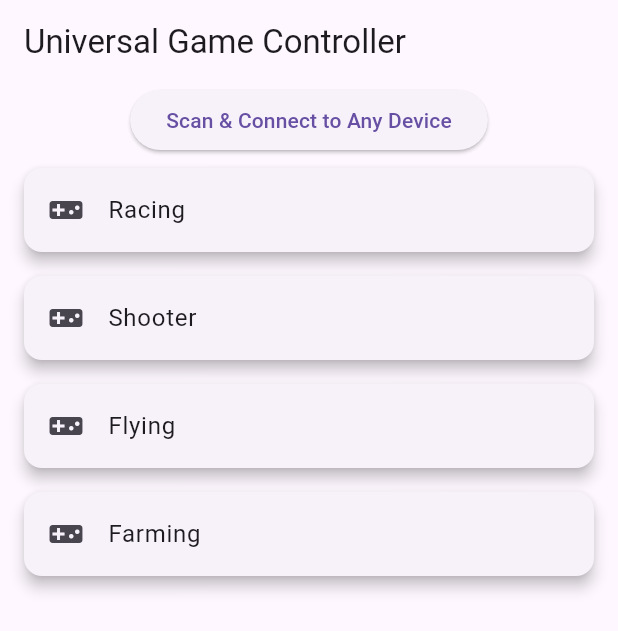
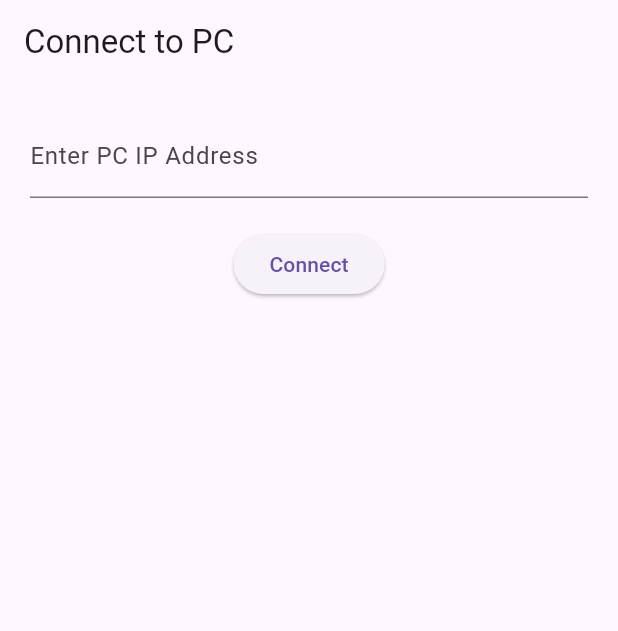
Before and after one commit to mandelashaban593/codechathome, a Flutter app: the screen it shows after launch, on a phone screen of 412 x 824 dp. Shown: the top 631 px of the screen. Run offline on Flutter 3.47's test engine with Material 3 defaults, Android fonts, the phone set to English and light mode, and no system bars; missing offline and left inert: dart:html.

Commit message:
remote control of games on other devices using keyboards buttons from the app

```diff
--- a/lib/main.dart
+++ b/lib/main.dart
@@ -1,28 +1,18 @@
 import 'package:flutter/material.dart';
-import 'package:provider/provider.dart';
-import 'screens/home_screen.dart';
-import 'services/bluetooth_controller.dart';
+import 'screens/connect_screen.dart';
 
 void main() {
-  runApp(
-    MultiProvider(
-      providers: [
-        ChangeNotifierProvider(create: (_) => BluetoothController()),
-      ],
-      child: const GameApp(),
-    ),
-  );
+  runApp(GALRemoteApp());
 }
 
-class GameApp extends StatelessWidget {
-  const GameApp({super.key});
-
+class GALRemoteApp extends StatelessWidget {
   @override
   Widget build(BuildContext context) {
     return MaterialApp(
-      title: 'Universal Game Controller',
+      title: "GAL Remote",
+      debugShowCheckedModeBanner: false,
       theme: ThemeData(primarySwatch: Colors.blue),
-      home: const HomeScreen(),
+      home: ConnectScreen(),
     );
   }
 }
--- /dev/null
+++ b/lib/models/device_info.dart
@@ -0,0 +1,6 @@
+class DeviceInfo {
+  final String name;
+  final String id;
+
+  DeviceInfo({required this.name, required this.id});
+}
--- a/lib/models/game_type.dart
+++ /dev/null
@@ -1,17 +0,0 @@
-enum GameType {
-  Racing,
-  Shooter,
-  Flying,
-  Farming,
-}
-
-extension GameTypeExtension on GameType {
-  String get name {
-    switch (this) {
-      case GameType.Racing: return "Racing";
-      case GameType.Shooter: return "Shooter";
-      case GameType.Flying: return "Flying";
-      case GameType.Farming: return "Farming";
-    }
-  }
-}
--- a/lib/screens/bluetooth_scan_screen.dart
+++ /dev/null
@@ -1,43 +0,0 @@
-import 'package:flutter/material.dart';
-import 'package:provider/provider.dart';
-import '../services/bluetooth_controller.dart';
-
-class BluetoothScanScreen extends StatelessWidget {
-  const BluetoothScanScreen({super.key});
-
-  @override
-  Widget build(BuildContext context) {
-    final btController = Provider.of<BluetoothController>(context);
-
-    return Scaffold(
-      appBar: AppBar(title: const Text("Scan Bluetooth Devices")),
-      body: Column(
-        children: [
-          ElevatedButton(
-            onPressed: () async => await btController.scanDevices(),
-            child: const Text("Scan Nearby Devices"),
-          ),
-          Expanded(
-            child: ListView.builder(
-              itemCount: btController.nearbyDevices.length,
-              itemBuilder: (context, index) {
-                final device = btController.nearbyDevices[index];
-                return ListTile(
-                  title: Text(device.name ?? "Unknown Device"),
-                  subtitle: Text(device.address),
-                  trailing: ElevatedButton(
-                    child: const Text("Connect"),
-                    onPressed: () async {
-                      await btController.connectToDevice(device);
-                      if (btController.isConnected) Navigator.pop(context);
-                    },
-                  ),
-                );
-              },
-            ),
-          ),
-        ],
-      ),
-    );
-  }
-}
--- /dev/null
+++ b/lib/screens/connect_screen.dart
@@ -0,0 +1,66 @@
+import 'package:flutter/material.dart';
+import '../services/controller_service.dart';
+import 'remote_screen.dart';
+
+class ConnectScreen extends StatefulWidget {
+  @override
+  _ConnectScreenState createState()=>_ConnectScreenState();
+}
+
+class _ConnectScreenState extends State<ConnectScreen>{
+
+  TextEditingController ipController = TextEditingController();
+  ControllerService service = ControllerService();
+
+  connect() async{
+
+    await service.connect(ipController.text);
+
+    Navigator.push(
+      context,
+      MaterialPageRoute(
+        builder: (_) => RemoteScreen(service)
+      )
+    );
+
+  }
+
+  @override
+  Widget build(BuildContext context){
+
+    return Scaffold(
+
+      appBar: AppBar(title: Text("Connect to PC")),
+
+      body: Padding(
+
+        padding: EdgeInsets.all(20),
+
+        child: Column(
+
+          children: [
+
+            TextField(
+              controller: ipController,
+              decoration: InputDecoration(
+                labelText: "Enter PC IP Address"
+              ),
+            ),
+
+            SizedBox(height:20),
+
+            ElevatedButton(
+              onPressed: connect,
+              child: Text("Connect")
+            )
+
+          ],
+
+        ),
+
+      ),
+
+    );
+
+  }
+}
--- a/lib/screens/home_screen.dart
+++ /dev/null
@@ -1,49 +0,0 @@
-import 'package:flutter/material.dart';
-import 'package:provider/provider.dart';
-import '../models/game_type.dart';
-import '../widgets/game_tile.dart';
-import '../services/bluetooth_controller.dart';
-import 'game_screen.dart';
-import 'bluetooth_scan_screen.dart';
-
-class HomeScreen extends StatelessWidget {
-  const HomeScreen({super.key});
-
-  @override
-  Widget build(BuildContext context) {
-    final btController = Provider.of<BluetoothController>(context, listen: false);
-
-    return Scaffold(
-      appBar: AppBar(title: const Text("Universal Game Controller")),
-      body: Column(
-        children: [
-          ElevatedButton(
-            onPressed: () {
-              Navigator.push(
-                context,
-                MaterialPageRoute(builder: (_) => const BluetoothScanScreen()),
-              );
-            },
-            child: const Text("Scan & Connect to Any Device"),
-          ),
-          Expanded(
-            child: ListView(
-              children: GameType.values.map((game) {
-                return GameTile(
-                  gameType: game,
-                  onTap: () {
-                    btController.selectGame(game);
-                    Navigator.push(
-                      context,
-                      MaterialPageRoute(builder: (_) => const GameScreen()),
-                    );
-                  },
-                );
-              }).toList(),
-            ),
-          ),
-        ],
-      ),
-    );
-  }
-}
--- a/lib/services/bluetooth_controller.dart
+++ /dev/null
@@ -1,90 +0,0 @@
-import 'dart:convert';
-import 'package:flutter/material.dart';
-import 'package:flutter_bluetooth_serial/flutter_bluetooth_serial.dart';
-import '../models/game_type.dart'; // your enum
-
-class BluetoothController with ChangeNotifier {
-  FlutterBluetoothSerial bluetooth = FlutterBluetoothSerial.instance;
-
-  // Bluetooth state
-  bool isBluetoothEnabled = false;
-  bool get isConnected => connection?.isConnected ?? false;
-
-  // Discovered devices
-  List<BluetoothDevice> nearbyDevices = [];
-
-  // Connected device
-  BluetoothConnection? connection;
-
-  // Selected game
-  GameType? currentGame;
-
-  BluetoothController() {
-    initBluetooth();
-  }
-
-  // Initialize Bluetooth
-  Future<void> initBluetooth() async {
-    isBluetoothEnabled = await bluetooth.isEnabled ?? false;
-    notifyListeners();
-
-    bluetooth.onStateChanged().listen((state) {
-      isBluetoothEnabled = state == BluetoothState.STATE_ON;
-      notifyListeners();
-    });
-  }
-
-  // ================== Game Control Methods ==================
-
-  void selectGame(GameType game) {
-    currentGame = game;
-    notifyListeners();
-  }
-
-  void moveUp() => sendData("MOVE_UP");
-  void moveDown() => sendData("MOVE_DOWN");
-  void moveLeft() => sendData("MOVE_LEFT");
-  void moveRight() => sendData("MOVE_RIGHT");
-  void performAction() => sendData("ACTION");
-
-  // ================== Bluetooth Methods ==================
-
-  Future<void> scanDevices() async {
-    nearbyDevices.clear();
-
-    bluetooth.startDiscovery().listen((result) {
-      final device = result.device;
-      if (!nearbyDevices.any((d) => d.address == device.address)) {
-        nearbyDevices.add(device);
-        notifyListeners();
-      }
-    }).onDone(() {
-      debugPrint("Discovery done: found ${nearbyDevices.length} devices");
-    });
-  }
-
-  Future<void> connectToDevice(BluetoothDevice device) async {
-    try {
-      connection = await BluetoothConnection.toAddress(device.address);
-      debugPrint('Connected to ${device.name}');
-      notifyListeners();
-    } catch (e) {
-      debugPrint('Connection failed: $e');
-    }
-  }
-
-  Future<void> disconnect() async {
-    await connection?.close();
-    connection = null;
-    notifyListeners();
-  }
-
-  void sendData(String data) {
-    if (connection != null && connection!.isConnected) {
-      connection!.output.add(utf8.encode(data + "\n")); // fixed Utf8Encoder
-      debugPrint("Sent: $data");
-    } else {
-      debugPrint("No device connected.");
-    }
-  }
-}
--- /dev/null
+++ b/lib/services/controller_service.dart
@@ -0,0 +1,2 @@
+export 'controller_service_mobile.dart'
+if (dart.library.html) 'controller_service_web.dart';
--- /dev/null
+++ b/lib/services/controller_service_mobile.dart
@@ -0,0 +1,29 @@
+import 'dart:io';
+
+class ControllerService {
+
+  WebSocket? socket;
+
+  Future connect(String ip) async {
+
+    socket = await WebSocket.connect("ws://$ip:5000");
+
+    print("Connected to PC");
+
+  }
+
+  void send(String command){
+
+    if(socket != null){
+      socket!.add(command);
+    }
+
+  }
+
+  void disconnect(){
+
+    socket?.close();
+
+  }
+
+}
--- /dev/null
+++ b/lib/services/controller_service_web.dart
@@ -0,0 +1,31 @@
+import 'dart:html' as html;
+
+class ControllerService {
+
+  html.WebSocket? socket;
+
+  Future connect(String ip) async {
+
+    socket = html.WebSocket("ws://$ip:5000");
+
+    socket!.onOpen.listen((event) {
+      print("Connected to PC");
+    });
+
+  }
+
+  void send(String command){
+
+    if(socket != null){
+      socket!.send(command);
+    }
+
+  }
+
+  void disconnect(){
+
+    socket?.close();
+
+  }
+
+}
--- a/lib/widgets/game_tile.dart
+++ /dev/null
@@ -1,24 +0,0 @@
-import 'package:flutter/material.dart';
-import '../models/game_type.dart';
-
-class GameTile extends StatelessWidget {
-  final GameType gameType;
-  final VoidCallback onTap;
-
-  const GameTile({super.key, required this.gameType, required this.onTap});
-
-  @override
-  Widget build(BuildContext context) {
-    return GestureDetector(
-      onTap: onTap,
-      child: Card(
-        elevation: 4,
-        margin: const EdgeInsets.symmetric(vertical: 8, horizontal: 16),
-        child: ListTile(
-          leading: const Icon(Icons.videogame_asset),
-          title: Text(gameType.name),
-        ),
-      ),
-    );
-  }
-}
```
Also changed, not shown: lib/screens/game_screen.dart (deleted, +0 -32 lines), lib/screens/games_screen.dart (added, +69 -0 lines), lib/screens/receiver_screen.dart (deleted, +0 -41 lines), lib/screens/remote_screen.dart (added, +115 -0 lines), lib/widgets/remote_button.dart (added, +33 -0 lines), pubspec.yaml (+21 -40 lines), pubspec.lock, 8 other files.
